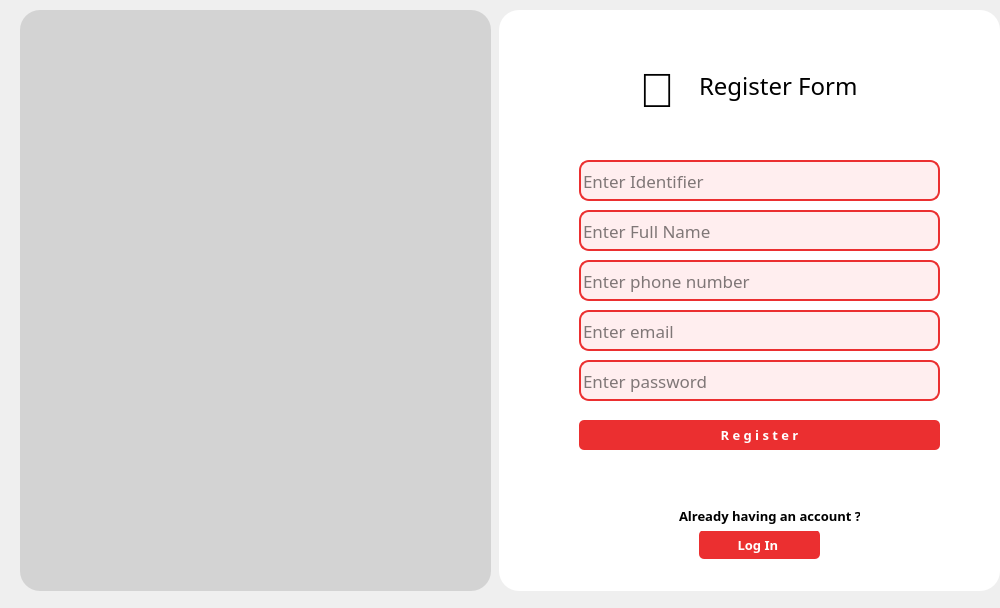
First picture: the form in register-form.ui, repository Cxuchy/Esprit-Planner-Administrator, before the edit.
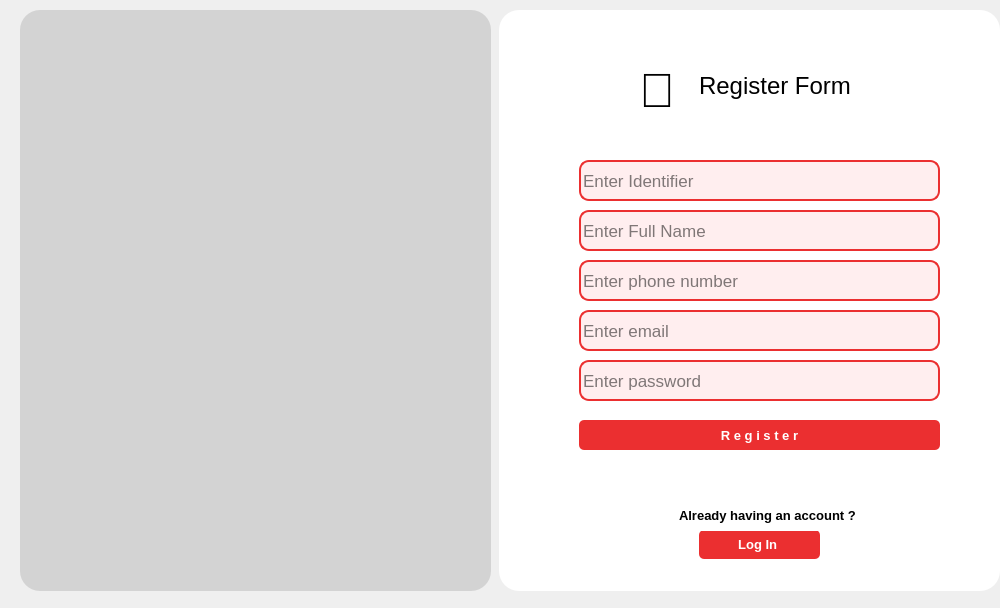
Second picture: the form after the edit. Icons and pictures are not drawn.

Patch:
```diff
--- a/register-form.ui
+++ b/register-form.ui
@@ -37,7 +37,7 @@
     </property>
     <property name="font">
      <font>
-      <family>Sitka Text</family>
+      <family>Segoe UI</family>
       <pointsize>13</pointsize>
      </font>
     </property>
@@ -70,7 +70,7 @@
     </property>
     <property name="font">
      <font>
-      <family>Sitka Text</family>
+      <family>Segoe UI</family>
       <pointsize>13</pointsize>
      </font>
     </property>
@@ -106,7 +106,7 @@
     </property>
     <property name="font">
      <font>
-      <family>Sitka Text</family>
+      <family>Segoe UI</family>
       <pointsize>10</pointsize>
       <weight>75</weight>
       <italic>false</italic>
@@ -142,7 +142,7 @@
     </property>
     <property name="font">
      <font>
-      <family>Sitka Text</family>
+      <family>Segoe UI</family>
       <pointsize>10</pointsize>
       <weight>75</weight>
       <bold>true</bold>
@@ -198,7 +198,7 @@
     </property>
     <property name="font">
      <font>
-      <family>Sitka Text</family>
+      <family>Segoe UI</family>
       <pointsize>13</pointsize>
      </font>
     </property>
@@ -237,7 +237,7 @@
     </property>
     <property name="font">
      <font>
-      <family>Sitka Text</family>
+      <family>Segoe UI</family>
       <pointsize>13</pointsize>
      </font>
     </property>
@@ -273,7 +273,7 @@
     </property>
     <property name="font">
      <font>
-      <family>Sitka Text</family>
+      <family>Segoe UI</family>
       <pointsize>13</pointsize>
      </font>
     </property>
@@ -306,7 +306,7 @@
     </property>
     <property name="font">
      <font>
-      <family>Sitka Text</family>
+      <family>Segoe UI</family>
       <pointsize>18</pointsize>
       <weight>50</weight>
       <italic>false</italic>
@@ -328,13 +328,13 @@
      <rect>
       <x>180</x>
       <y>490</y>
-      <width>181</width>
+      <width>201</width>
       <height>31</height>
      </rect>
     </property>
     <property name="font">
      <font>
-      <family>Sitka Text</family>
+      <family>Segoe UI</family>
       <pointsize>10</pointsize>
       <weight>75</weight>
       <bold>true</bold>
```
Left out of the diff: 1 changed line with no effect on the pictures.
